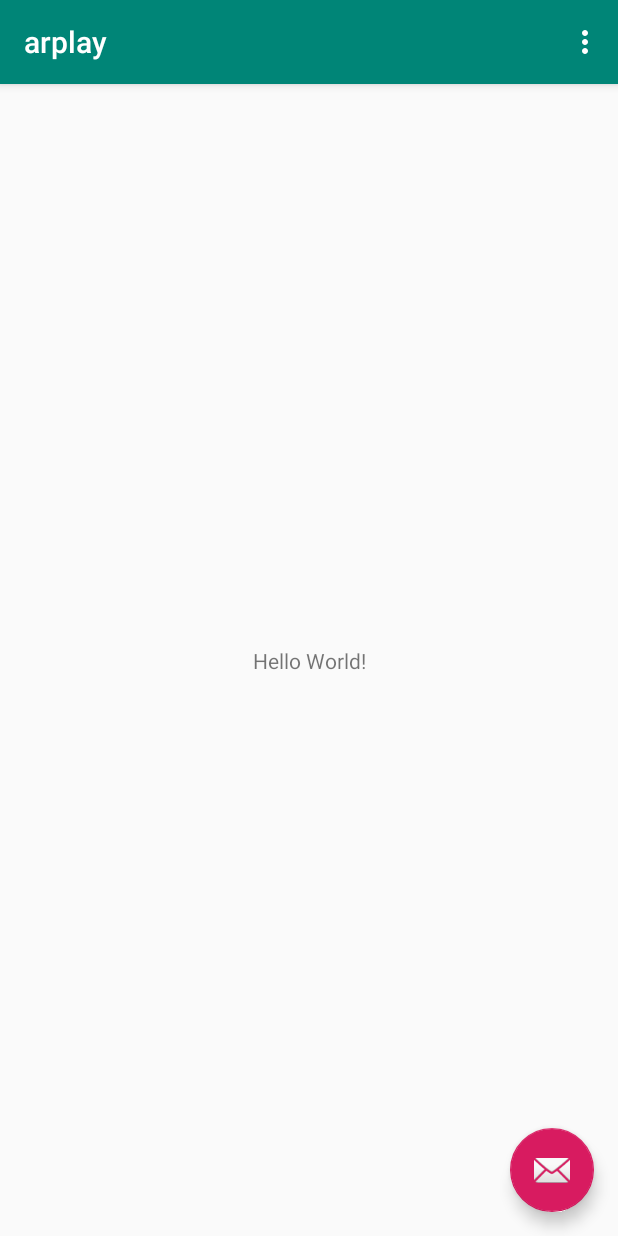
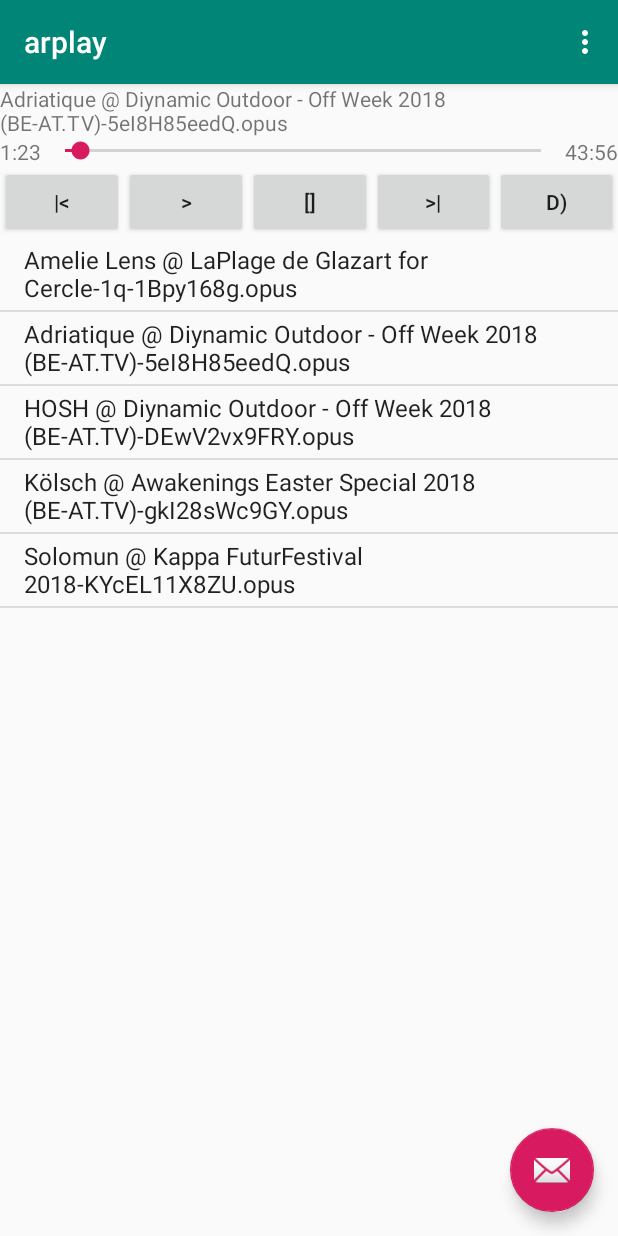
Before and after one commit to sansajn/remoteplayer, an Android app: the screen it shows after launch (PlayerActivity), on a phone screen of 412 x 824 dp. Run offline under Robolectric (Android 15) with nearby library versions, the phone set to English and light mode, and no system bars; 2 statements that could not run were skipped.

Commit message:
arplay: basic ui design with dummy data, see https://trello.com/c/ydIhf6BN

```diff
--- /dev/null
+++ b/arplay/app/src/main/java/com/remoteplayer/arplay/DummyRPlayClient.kt
@@ -0,0 +1,111 @@
+package com.remoteplayer.arplay
+
+class DummyRPlayClient {
+
+	fun media(): String {
+		return "Adriatique @ Diynamic Outdoor - Off Week 2018 (BE-AT.TV)-5eI8H85eedQ.opus"
+	}
+
+	fun position(): Int {return 1*60+23}
+	fun duration(): Int {return 43*60+56}
+
+	fun playlist(): List<String> {
+		return listOf(
+			"Amelie Lens @ LaPlage de Glazart for Cercle-1q-1Bpy168g.opus",
+			"Adriatique @ Diynamic Outdoor - Off Week 2018 (BE-AT.TV)-5eI8H85eedQ.opus",
+			"HOSH @ Diynamic Outdoor - Off Week 2018 (BE-AT.TV)-DEwV2vx9FRY.opus",
+			"Kölsch @ Awakenings Easter Special 2018 (BE-AT.TV)-gkI28sWc9GY.opus",
+			"Solomun @ Kappa FuturFestival 2018-KYcEL11X8ZU.opus")
+	}
+
+	fun library(): List<String> {
+		return """/home/adam/Music/2018/Magdalena @ Diynamic Outdoor - Off Week 2018 (BE-AT.TV)-Xq0d81xOSAs.m4a
+/home/adam/Music/2018/Solomun   Diynamic, Blue Parrot The BPM Festival 2015, Mexico-IsC9S_Qy84E.m4a
+/home/adam/Music/2018/Solomun b2b Dixon - Live @ Exit Festival July 2017-332496388.mp3
+/home/adam/Music/2018/100 Days until Tomorrowland _ Paul Kalkbrenner - LIVE-wMFy7vgfBFc.opus
+/home/adam/Music/2018/Adriatique @ Diynamic Outdoor - Off Week 2018 (BE-AT.TV)-5eI8H85eedQ.opus
+/home/adam/Music/2018/Adriatique @ Neopop Electronic Music Festival 2018 (BE-AT.TV)-DPr7vl15qo0.opus
+/home/adam/Music/2018/Amelie Lens @ LaPlage de Glazart for Cercle-1q-1Bpy168g.opus
+/home/adam/Music/2018/Andrea Oliva _ Tomorrowland Belgium 2018-LonYe1UcR34.opus
+/home/adam/Music/2018/Andy Bros @ Diynamic Outdoor - Off Week 2018 (BE-AT.TV)-iJT1Ag1S4_Y.opus
+/home/adam/Music/2018/ANNA - Rave On Snow 2017 (BE-AT.TV)-7LNsnWbLcFU.opus
+/home/adam/Music/2018/ANNA vinyl DJ set @ Les Pavillons des Etangs for Cercle-O8x2WIxpnYg.opus
+/home/adam/Music/2018/Armin van Buuren live at AFAS Live - A State Of Trance 836 (ADE 2017 Special)-t3R-TSm5pfw.opus
+/home/adam/Music/2018/Awakenings Festival 2018 Sunday - Liveset Amelie Lens @ Area V-5Cs4NqGC8jA.opus
+/home/adam/Music/2018/BARCELONA deep house session FEBRUARY 2018-PJJ9YK_McFU.opus
+/home/adam/Music/2018/Black Coffee _ Tomorrowland Belgium 2018-B3ObxaSCY9Y.opus
+/home/adam/Music/2018/Boris Brejcha @ Tomorrowland Belgium 2018-buCD-_1UPn4.opus
+/home/adam/Music/2018/Camo & Krooked @ Monumental 2018 Feat. Together Barcelona (BE-AT.TV)-Td0NKg2gGZM.opus
+/home/adam/Music/2018/Charlotte de Witte at Pukkelpop 2018 (Main Stage)-sy0t9xoTdBU.opus
+/home/adam/Music/2018/Charlotte de Witte @ Dour Festival 2017 on Cercle-AtZxg-OC5ho.opus
+/home/adam/Music/2018/Charlotte de Witte @ La Rotonde Stalingrad for Cercle-6EfxIM8ZnTk.opus
+/home/adam/Music/2018/CHARLOTTE DE WITTE & LEDISKO in The Lab NYC [Turbo Recordings Showcase ]-5-SOxDlj_c8.opus
+/home/adam/Music/2018/Charlotte De Witte Live at New Horizons Festival 2017-bQ_NV2iCcVU.opus
+/home/adam/Music/2018/CHARLOTTE DE WITTE techno set at CRSSD Fest _ Spring 2018-ks2vQsoHDgU.opus
+/home/adam/Music/2018/Charlotte de Witte _ Tomorrowland Belgium 2018-mWvdsMwnGmM.opus
+/home/adam/Music/2018/Deborah De Luca @ Alltimeclubbing Bucharest (BE-AT.TV)-TwON9KsqyDk.opus
+/home/adam/Music/2018/Deep Emotions - Paul Kalkbrenner • Boris Brejcha • Carl Cox • Oxia ' Vol.2-mrxlBr1stSY.opus
+/home/adam/Music/2018/ERICK MORILLO in The Lab LDN-_Bka0eX1UHk.opus
+/home/adam/Music/2018/HOSH @ Diynamic Outdoor - Off Week 2018 (BE-AT.TV)-DEwV2vx9FRY.opus
+/home/adam/Music/2018/Kollektiv Turmstrasse _ Tomorrowland Belgium 2018-0Q3CIkx6ho4.opus
+/home/adam/Music/2018/Kölsch @ Awakenings Easter Special 2018 (BE-AT.TV)-gkI28sWc9GY.opus
+/home/adam/Music/2018/Lehar _ Tomorrowland Belgium 2018-u4NbJWPBQe8.opus
+/home/adam/Music/2018/Melodic Techno Mix 2018 Solomun , Boris Brejcha , Adrien Kepler , Max Tenrom , Ben C & Kalsx vol 27-3X6fewEI080.opus
+/home/adam/Music/2018/Monika Kruse @ Montparnasse Tower Observation Deck for Cercle-oukwTJ81Zp0.opus
+/home/adam/Music/2018/Pan-Pot @ Awakenings Easter Special 2018 (BE-AT.TV)-3AqWBMEHCxQ.opus
+/home/adam/Music/2018/Paul Kalkbrenner @ Zurich Street Parade 2018 (BE-AT.TV)-nuh5B4aRsck.opus
+/home/adam/Music/2018/Sander van Doorn Live at Ultra Music Festival (Miami, USA) 03.30.2014-mDLcj6y9eko.opus
+/home/adam/Music/2018/Solomun - Boris Brejcha - Stephan Bodzin - Tale Of Us - Pan Pot-ZnnhTzOhJDk.opus
+/home/adam/Music/2018/Solomun DJ set @ Diynamic Outdoor - Off Week Barcelona 2018 (BE-AT.TV)-No6pJpR6gwk.opus
+/home/adam/Music/2018/Solomun - June Set 2018-t7xtnx_P8bs.opus
+/home/adam/Music/2018/Solomun @ Kappa FuturFestival 2018-KYcEL11X8ZU.opus
+/home/adam/Music/2018/Solomun - Pleasant Minutes (Endorphin Mix)-eocG8Jfjsr4.opus
+/home/adam/Music/2018/Solomun _ Tomorrowland Belgium 2018-BIsjWGZmxpI.opus
+/home/adam/Music/2018/Stephan Bodzin ADE 2015-LRYUuUEq8xg.opus
+/home/adam/Music/2018/Thylacine live @ Mar A Beach - Villa Schweppes for Cercle-kP2C2Z1jDFA.opus
+/home/adam/Music/2018/Tomorrowland Belgium 2017 _ Paul Kalkbrenner-QjWHmFyFXwY.opus
+/home/adam/Music/2017/KSHMR @ AMF 2016.m4a
+/home/adam/Music/2017/Armin van Buuren live @ Amsterdam Music Festival 2015-x1Y-orYfg1s.opus
+/home/adam/Music/2017/Camo & Krooked @ Tomorrowland 2017.opus
+/home/adam/Music/2017/Cosmic Gate @ Tomorrowland 2017.opus
+/home/adam/Music/2017/David Guetta @ Tomorrowland 2017.opus
+/home/adam/Music/2017/Gareth Emery @ Tomorrowland 2017.opus
+/home/adam/Music/2017/Hardwell & Tiësto Back2back @ Tomorrowland 2014.opus
+/home/adam/Music/2017/Hardwell @ Ultra Europe 2017.opus
+/home/adam/Music/2017/KSHMR @ Tomorrowland 2017.opus
+/home/adam/Music/2017/MaRLo @ Tomorrowland 2017.opus
+/home/adam/Music/2017/MATTN @ Tomorrowland 2017.opus
+/home/adam/Music/2017/Orjan Nilsen @ Tomorrowland 2017.opus
+/home/adam/Music/2017/Roger Sanchez _house_ live Evolution Party @ Pioneer DJ TV--ErRk9loPSY.opus
+/home/adam/Music/2017/Solomun & H O S H  ¦ Diynamic Festival, Amsterdamse Bos DJ Set ¦ DanceTrippin-dH-dbj4grEc.opus
+/home/adam/Music/2017/Stephan Bodzin - Ultra Miami 2017 - Resistance powered by Arcadia - Day 3 (BE-AT.TV)-zL5WZOOEmkI.opus
+/home/adam/Music/2017/[Tech House_Techno_Minimal_Deep] Solomun Live 2015 (Probably his best show till date) @ SDS 2017-N6NmTNPk1Yk.opus
+/home/adam/Music/2017/Tomorrowland Belgium 2017 _ Andrew Rayel-b2KsEBeCGOE.opus
+/home/adam/Music/2017/Tomorrowland Belgium 2017 _ Kölsch-AF3m5XTnoKk.opus
+/home/adam/Music/2017/Tube & Berger @ Tomorrowland 2017.opus
+/home/adam/Music/Chris Lake _ Cream Ibiza, Amnesia DJ Set _ DanceTrippin-6O5rnZrIVLc.ogg
+/home/adam/Music/Fedde Le Grand _ Cameo Theater Miami DJ Set _ DanceTrippin-hh6PND7mEyk.ogg
+/home/adam/Music/Fedde Le Grand - Live at Ultra Music Festival Europe 2014-vOM8oLBs_nk.ogg
+/home/adam/Music/Sensation 2013 - Mr. White, Kaiserdisco (23.00-00.30) Санкт-Петербург-m_25h-mgvDA.ogg
+/home/adam/Music/Sensation White 2011 @ Amsterdam-gA4c0clrRLY.ogg
+/home/adam/Music/2-Hours Epic Music Mix _ THE POWER OF EPIC MUSIC - Full Mix Vol.5 - Position Music-nEUJJ3vFEnY.opus
+/home/adam/Music/Above & Beyond Live At Ultra Music Festival Miami 2017 (Full 4K Set)-0peXTVdhiMM.opus
+/home/adam/Music/Afrojack - Live @ The Flying Dutch Rotterdam 2016-Tyz7zfjI7yE.opus
+/home/adam/Music/Afrojack - Live @ Ultra Music Festival Miami 2016-tfh8ynYS7X4.opus
+/home/adam/Music/Afrojack - Live @ Ultra Music Festival Miami 2017-RXAm-6rKVrk.opus
+/home/adam/Music/Alesso - Ultra Music Festival Miami 2017 [LIVE]-YZWH_G4yVsk.opus
+/home/adam/Music/Aly & Fila Live At Ultra Music Festival Miami 2017 (ASOT Stage)-BO2C4lvqruQ.opus
+/home/adam/Music/Aly & Fila Live @ Ultra Music Festival Miami 2016-qFQ0N944HWo.opus
+/home/adam/Music/Andrew Rayel @ EDC Las Vegas 2017-qzeyBXx6VEo.opus
+/home/adam/Music/Andrew Rayel  live at Ultra Music Festival Miami 2016 (A State Of Trance Stage)-RKGzRdvbRYk.opus
+/home/adam/Music/Andrew Rayel - Live @ Tomorrowland 2016 [Audio]-d9wHbuGU7zY.opus
+/home/adam/Music/Andrew Rayel - Live @ Ultra Music Festival 2017  (A State Of Trance Stage)-52kQRaIzOck.opus
+/home/adam/Music/Armin Van Buuren full set Ultra Music Festival 2012 HD-rT9RcPiPT0c.opus
+/home/adam/Music/Armin van Buuren Live at EDC Las Vegas 2017-_tvWkb2r-0o.opus
+/home/adam/Music/Armin van Buuren live at The Flying Dutch 2015-6Y0zmcxbu7o.opus
+/home/adam/Music/Armin van Buuren Live at The Flying Dutch Amsterdam 2016-H8kTxI9ZngA.opus
+/home/adam/Music/Armin van Buuren live at Tomorrowland 2016-hYuSRa-pEJg.opus
+/home/adam/Music/Armin van Buuren live at Tomorrowland 2017-9vQ6X_xFSYw.opus
+		""".split("\n")
+	}
+}
--- a/arplay/app/src/main/java/com/remoteplayer/arplay/PlayerActivity.kt
+++ b/arplay/app/src/main/java/com/remoteplayer/arplay/PlayerActivity.kt
@@ -3,13 +3,24 @@ package com.remoteplayer.arplay
 import android.os.Bundle
 import android.support.design.widget.Snackbar
 import android.support.v7.app.AppCompatActivity;
+import android.util.Log
 import android.view.Menu
 import android.view.MenuItem
+import android.widget.ArrayAdapter
 
 import kotlinx.android.synthetic.main.activity_player.*
 import kotlinx.android.synthetic.main.content_player.*
 
+
+fun formatDuration(dur: Int): String {
+	var min = dur/60
+	var sec = dur % 60
+	return "$min:$sec"
+}
+
 class PlayerActivity : AppCompatActivity() {
+
+	var rplay: DummyRPlayClient = DummyRPlayClient()
 
 	override fun onCreate(savedInstanceState: Bundle?) {
 		super.onCreate(savedInstanceState)
@@ -21,8 +32,35 @@ class PlayerActivity : AppCompatActivity() {
 					  .setAction("Action", null).show()
 		}
 
+		media_text_view.text = rplay.media()
+		position_text_view.text = formatDuration(rplay.position())
+		durationTextView.text = formatDuration(rplay.duration())
+		mediaSeekBar.max = rplay.duration()
+		mediaSeekBar.progress = rplay.position()
+
+		// setup control buttons handlers
+		prev_button.setOnClickListener {
+			Log.d("arplay", "prev button clicked")
+		}
+
+		play_pause_button.setOnClickListener {
+			Log.d("arplay", "play/pause buton clicked")
+		}
+
+		stop_button.setOnClickListener {
+			Log.d("arplay", "stop button clicked")
+		}
+
+		next_button.setOnClickListener {
+			Log.d("arplay", "next button clicked")
+		}
+
+		// fill playlist
+		val adapter = ArrayAdapter(this, android.R.layout.simple_list_item_1, rplay.playlist())
+		playlist_list_view.adapter = adapter
+
 		// Example of a call to a native method
-		sample_text.text = stringFromJNI()
+		val textString: String = stringFromJNI()
 	}
 
 	override fun onCreateOptionsMenu(menu: Menu): Boolean {
--- a/arplay/app/src/main/res/layout/content_player.xml
+++ b/arplay/app/src/main/res/layout/content_player.xml
@@ -8,14 +8,87 @@
     tools:context=".PlayerActivity"
     tools:showIn="@layout/activity_player">
 
-    <TextView
-        android:id="@+id/sample_text"
-        android:layout_width="wrap_content"
-        android:layout_height="wrap_content"
-        android:text="Hello World!"
-        app:layout_constraintBottom_toBottomOf="parent"
-        app:layout_constraintLeft_toLeftOf="parent"
-        app:layout_constraintRight_toRightOf="parent"
-        app:layout_constraintTop_toTopOf="parent" />
+    <LinearLayout
+        android:layout_width="match_parent"
+        android:layout_height="match_parent"
+        android:orientation="vertical">
 
+        <TextView
+            android:id="@+id/media_text_view"
+            android:layout_width="match_parent"
+            android:layout_height="wrap_content"
+            android:text="@string/textview" />
+
+        <LinearLayout
+            android:layout_width="match_parent"
+            android:layout_height="wrap_content"
+            android:orientation="horizontal">
+
+            <TextView
+                android:id="@+id/position_text_view"
+                android:layout_width="wrap_content"
+                android:layout_height="wrap_content"
+                android:layout_weight="0"
+                android:text="0:00" />
+
+            <SeekBar
+                android:id="@+id/mediaSeekBar"
+                android:layout_width="wrap_content"
+                android:layout_height="wrap_content"
+                android:layout_weight="2" />
+
+            <TextView
+                android:id="@+id/durationTextView"
+                android:layout_width="wrap_content"
+                android:layout_height="wrap_content"
+                android:layout_weight="0"
+                android:text="00:00" />
+        </LinearLayout>
+
+        <LinearLayout
+            android:layout_width="match_parent"
+            android:layout_height="wrap_content"
+            android:orientation="horizontal">
+
+            <Button
+                android:id="@+id/prev_button"
+                android:layout_width="wrap_content"
+                android:layout_height="wrap_content"
+                android:layout_weight="1"
+                android:text="@string/prevButtonText" />
+
+            <Button
+                android:id="@+id/play_pause_button"
+                android:layout_width="wrap_content"
+                android:layout_height="wrap_content"
+                android:layout_weight="1"
+                android:text=">" />
+
+            <Button
+                android:id="@+id/stop_button"
+                android:layout_width="wrap_content"
+                android:layout_height="wrap_content"
+                android:layout_weight="1"
+                android:text="[]" />
+
+            <Button
+                android:id="@+id/next_button"
+                android:layout_width="wrap_content"
+                android:layout_height="wrap_content"
+                android:layout_weight="1"
+                android:text=">|" />
+
+            <Button
+                android:id="@+id/volume_button"
+                android:layout_width="wrap_content"
+                android:layout_height="wrap_content"
+                android:layout_weight="1"
+                android:text="D)" />
+        </LinearLayout>
+
+        <ListView
+            android:id="@+id/playlist_list_view"
+            android:layout_width="match_parent"
+            android:layout_height="match_parent" />
+    </LinearLayout>
 </android.support.constraint.ConstraintLayout>
--- a/arplay/app/src/main/res/values/strings.xml
+++ b/arplay/app/src/main/res/values/strings.xml
@@ -1,4 +1,6 @@
 <resources>
     <string name="app_name">arplay</string>
     <string name="action_settings">Settings</string>
+    <string name="textview">TextView</string>
+    <string name="prevButtonText"><![CDATA[|<]]></string>
 </resources>
```
Also changed, not shown: 1 other file.
